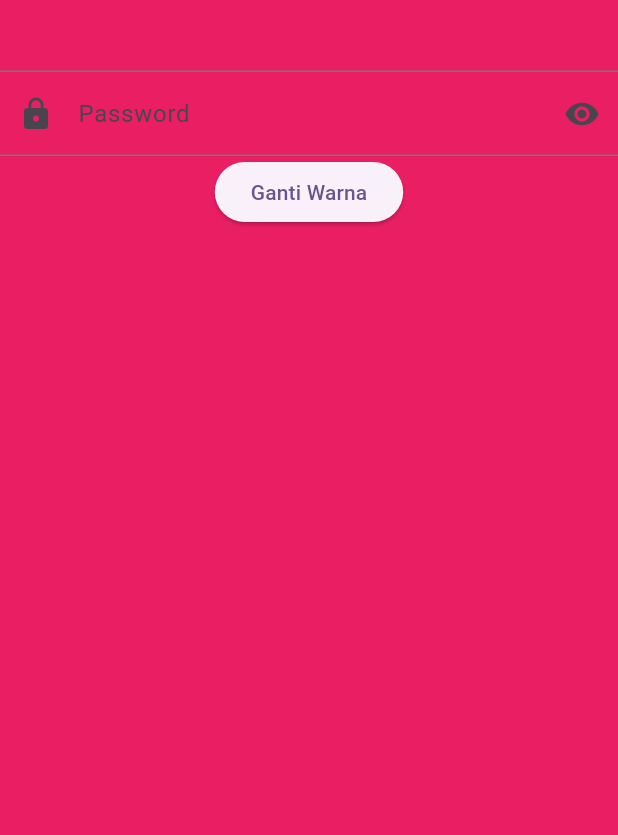
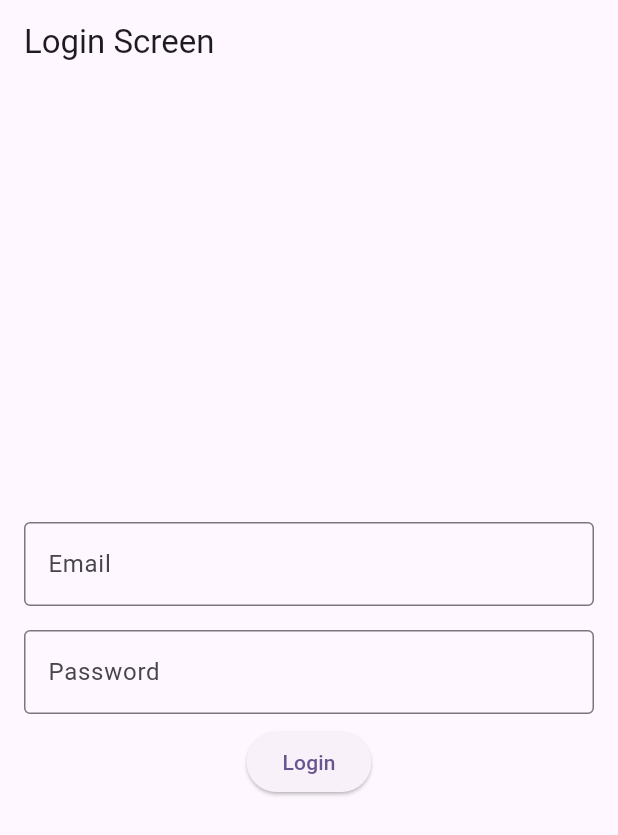
Before and after one commit to Abytech01/projekmobile, a Flutter app: the screen it shows after launch, on a phone screen of 412 x 824 dp. Shown: the top 835 px of the screen. Run offline on Flutter 3.47's test engine with Material 3 defaults, Android fonts, the phone set to English and light mode, and no system bars.

```diff
--- a/lib/login_screen.dart
+++ b/lib/login_screen.dart
@@ -1,4 +1,6 @@
 import 'package:flutter/material.dart';
+import 'package:projekmobile/profile_screen.dart';
+import 'profile_screen.dart';
 
 class LoginScreen extends StatefulWidget {
   const LoginScreen({super.key});
@@ -8,50 +10,54 @@ class LoginScreen extends StatefulWidget {
 }
 
 class _LoginScreenState extends State<LoginScreen> {
-  bool statusPassword = true;
-  bool statusWarna = true;
+  final _emailController = TextEditingController();
+  final _passwordController = TextEditingController();
 
-  tampilPassword() {
-    setState(() {
-      statusPassword = !statusPassword;
-    });
-  }
+  void _login() {
+    final email = _emailController.text;
+    final password = _passwordController.text;
 
-  gantiWarna() {
-    setState(() {
-      statusWarna = !statusWarna;
-    });
+    if (email.isNotEmpty && password.isNotEmpty) {
+      Navigator.pushReplacement(
+        context,
+        MaterialPageRoute(builder: (context) => const ProfileScreen()),
+      );
+    } else {
+      ScaffoldMessenger.of(context).showSnackBar(
+        const SnackBar(content: Text('Email dan password wajib diisi')),
+      );
+    }
   }
 
   @override
   Widget build(BuildContext context) {
     return Scaffold(
-      backgroundColor:
-          statusWarna ? Colors.pink : const Color.fromARGB(255, 34, 184, 201),
-      body: Column(
-        children: [
-          TextField(),
-          TextField(
-            obscureText: statusPassword,
-            decoration: InputDecoration(
-              labelText: 'Password',
-              hintText: 'Enter your password',
-              prefixIcon: Icon(Icons.lock),
-              suffixIcon: IconButton(
-                icon: Icon(Icons.visibility),
-                onPressed: () {
-                  tampilPassword();
-                },
+      appBar: AppBar(title: const Text('Login Screen')),
+      body: Padding(
+        padding: const EdgeInsets.all(16.0),
+        child: Column(
+          mainAxisAlignment: MainAxisAlignment.center,
+          children: [
+            TextField(
+              controller: _emailController,
+              decoration: const InputDecoration(
+                labelText: 'Email',
+                border: OutlineInputBorder(),
               ),
             ),
-          ),
-          ElevatedButton(
-            onPressed: () {
-              gantiWarna();
-            },
-            child: Text('Ganti Warna'),
-          ),
-        ],
+            const SizedBox(height: 16),
+            TextField(
+              controller: _passwordController,
+              obscureText: true,
+              decoration: const InputDecoration(
+                labelText: 'Password',
+                border: OutlineInputBorder(),
+              ),
+            ),
+            const SizedBox(height: 8),
+            ElevatedButton(onPressed: _login, child: const Text('Login')),
+          ],
+        ),
       ),
     );
   }
--- a/pubspec.yaml
+++ b/pubspec.yaml
@@ -34,6 +34,7 @@ dependencies:
   # The following adds the Cupertino Icons font to your application.
   # Use with the CupertinoIcons class for iOS style icons.
   cupertino_icons: ^1.0.8
+  get: ^4.7.2
 
 dev_dependencies:
   flutter_test:
```
Also changed, not shown: lib/follower.dart (added, +67 -0 lines), lib/profie_screen.dart (deleted, +0 -87 lines), lib/profile_screen.dart (added, +129 -0 lines), pubspec.lock.
